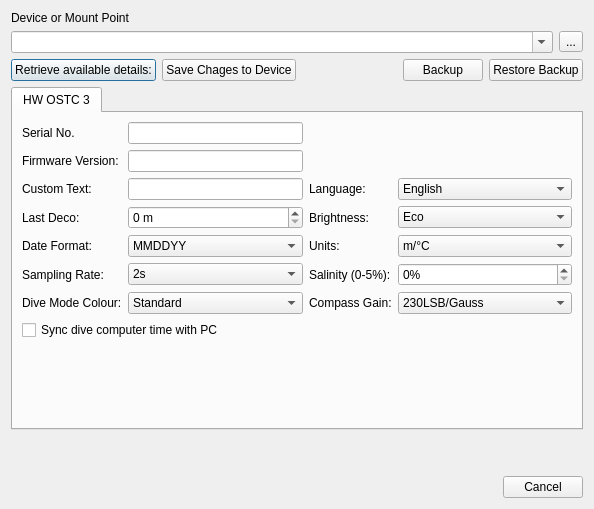
Old version of the form qt-ui/configuredivecomputerdialog.ui in the repository subsurface/subsurface.
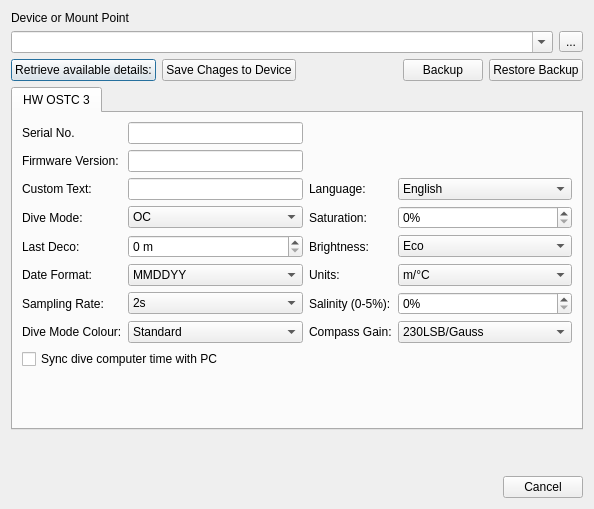
New version of the form.

Patch:
```diff
--- a/qt-ui/configuredivecomputerdialog.ui
+++ b/qt-ui/configuredivecomputerdialog.ui
@@ -98,28 +98,28 @@
        <string>HW OSTC 3</string>
       </attribute>
       <layout class="QGridLayout" name="gridLayout">
-       <item row="3" column="1">
+       <item row="4" column="1">
         <widget class="QSpinBox" name="lastDecoSpinBox">
          <property name="suffix">
           <string> m</string>
          </property>
         </widget>
        </item>
-       <item row="7" column="0" colspan="4">
+       <item row="8" column="0" colspan="4">
         <widget class="QCheckBox" name="dateTimeSyncCheckBox">
          <property name="text">
           <string>Sync dive computer time with PC</string>
          </property>
         </widget>
        </item>
-       <item row="4" column="2">
+       <item row="5" column="2">
         <widget class="QLabel" name="label_11">
          <property name="text">
           <string>Units:</string>
          </property>
         </widget>
        </item>
-       <item row="5" column="2">
+       <item row="6" column="2">
         <widget class="QLabel" name="label_13">
          <property name="text">
           <string>Salinity (0-5%):</string>
@@ -150,14 +150,14 @@
          </property>
         </widget>
        </item>
-       <item row="4" column="0">
+       <item row="5" column="0">
         <widget class="QLabel" name="label_9">
          <property name="text">
           <string>Date Format:</string>
          </property>
         </widget>
        </item>
-       <item row="6" column="2">
+       <item row="7" column="2">
         <widget class="QLabel" name="label_15">
          <property name="text">
           <string>Compass Gain:</string>
@@ -171,14 +171,14 @@
          </property>
         </widget>
        </item>
-       <item row="3" column="0">
+       <item row="4" column="0">
         <widget class="QLabel" name="label_10">
          <property name="text">
           <string>Last Deco:</string>
          </property>
         </widget>
        </item>
-       <item row="8" column="0" colspan="4">
+       <item row="9" column="0" colspan="4">
         <spacer name="verticalSpacer">
          <property name="orientation">
           <enum>Qt::Vertical</enum>
@@ -198,7 +198,7 @@
          </property>
         </widget>
        </item>
-       <item row="6" column="1">
+       <item row="7" column="1">
         <widget class="QComboBox" name="diveModeColour">
          <item>
           <property name="text">
@@ -222,7 +222,7 @@
          </item>
         </widget>
        </item>
-       <item row="4" column="1">
+       <item row="5" column="1">
         <widget class="QComboBox" name="dateFormatComboBox">
          <item>
           <property name="text">
@@ -241,7 +241,7 @@
          </item>
         </widget>
        </item>
-       <item row="4" column="3">
+       <item row="5" column="3">
         <widget class="QComboBox" name="unitsComboBox">
          <item>
           <property name="text">
@@ -279,7 +279,7 @@
          </item>
         </widget>
        </item>
-       <item row="3" column="2">
+       <item row="4" column="2">
         <widget class="QLabel" name="label_4">
          <property name="text">
           <string>Brightness:</string>
@@ -293,21 +293,21 @@
          </property>
         </widget>
        </item>
-       <item row="6" column="0">
+       <item row="7" column="0">
         <widget class="QLabel" name="label_14">
          <property name="text">
           <string>Dive Mode Colour:</string>
          </property>
         </widget>
        </item>
-       <item row="5" column="0">
+       <item row="6" column="0">
         <widget class="QLabel" name="label_12">
          <property name="text">
           <string>Sampling Rate:</string>
          </property>
         </widget>
        </item>
-       <item row="3" column="3">
+       <item row="4" column="3">
         <widget class="QComboBox" name="brightnessComboBox">
          <item>
           <property name="text">
@@ -326,7 +326,7 @@
          </item>
         </widget>
        </item>
-       <item row="5" column="1">
+       <item row="6" column="1">
         <widget class="QComboBox" name="samplingRateComboBox">
          <item>
           <property name="text">
@@ -347,7 +347,7 @@
          </property>
         </widget>
        </item>
-       <item row="5" column="3">
+       <item row="6" column="3">
         <widget class="QSpinBox" name="salinitySpinBox">
          <property name="suffix">
           <string>%</string>
@@ -357,7 +357,7 @@
          </property>
         </widget>
        </item>
-       <item row="6" column="3">
+       <item row="7" column="3">
         <widget class="QComboBox" name="compassGainComboBox">
          <property name="sizePolicy">
           <sizepolicy hsizetype="Preferred" vsizetype="Fixed">
@@ -407,6 +407,51 @@
          </item>
         </widget>
        </item>
+       <item row="3" column="0">
+        <widget class="QLabel" name="label">
+         <property name="text">
+          <string>Dive Mode:</string>
+         </property>
+        </widget>
+       </item>
+       <item row="3" column="1">
+        <widget class="QComboBox" name="diveModeComboBox">
+         <item>
+          <property name="text">
+           <string>OC</string>
+          </property>
+         </item>
+         <item>
+          <property name="text">
+           <string>CC</string>
+          </property>
+         </item>
+         <item>
+          <property name="text">
+           <string>Gauge</string>
+          </property>
+         </item>
+         <item>
+          <property name="text">
+           <string>Apnea</string>
+          </property>
+         </item>
+        </widget>
+       </item>
+       <item row="3" column="2">
+        <widget class="QLabel" name="label_2">
+         <property name="text">
+          <string>Saturation:</string>
+         </property>
+        </widget>
+       </item>
+       <item row="3" column="3">
+        <widget class="QSpinBox" name="saturationSpinBox">
+         <property name="suffix">
+          <string>%</string>
+         </property>
+        </widget>
+       </item>
       </layout>
      </widget>
     </widget>
```
Left out of the diff: 6 changed lines with no effect on the pictures.
